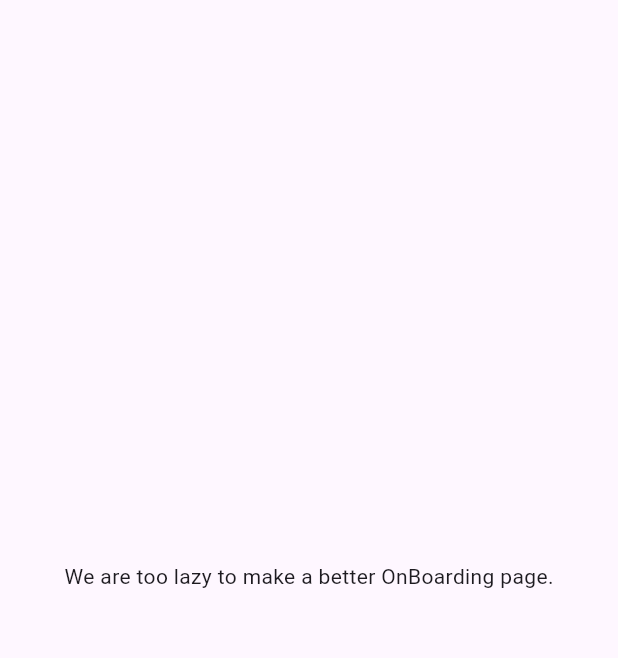
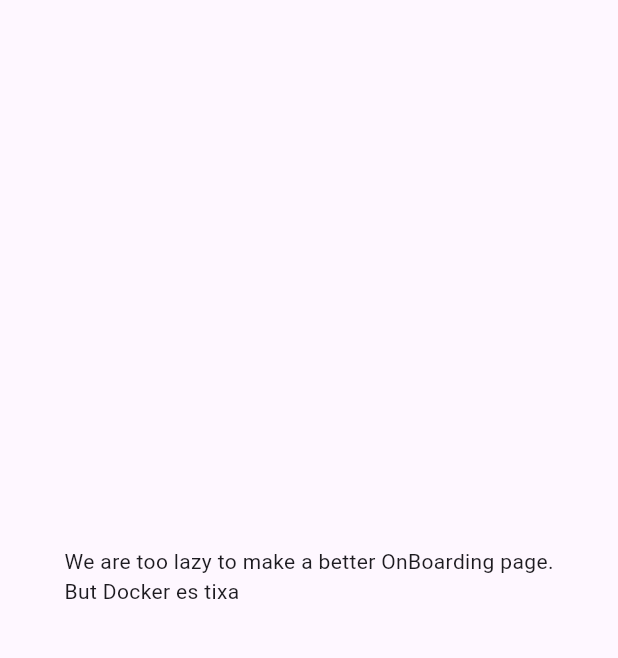
Before and after one commit to JesusHdez960717/flutter-web-test, a Flutter app: the screen it shows after launch, on a phone screen of 412 x 824 dp, the part 84-742 px from its top. Run offline on Flutter 3.47's test engine with Material 2 defaults, Android fonts, the phone set to English and light mode, and no system bars.

Commit message:
Docker es tixa text

```diff
--- a/lib/main.dart
+++ b/lib/main.dart
@@ -41,7 +41,8 @@
           mainAxisAlignment: MainAxisAlignment.center,
           children: <Widget>[
             Text(
-              'We are too lazy to make a better OnBoarding page.',
+              'We are too lazy to make a better OnBoarding page.\n'
+                  'But Docker es tixa',
             ),
           ],
         ),
```
